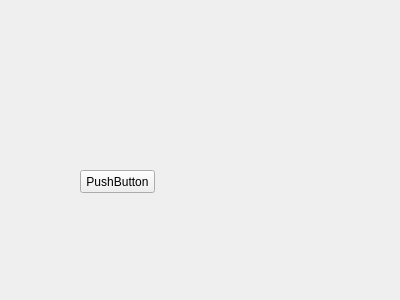
Qt form app/QIndicator/mainwindow.ui (xicser/imx6ull_desktop) before a commit.
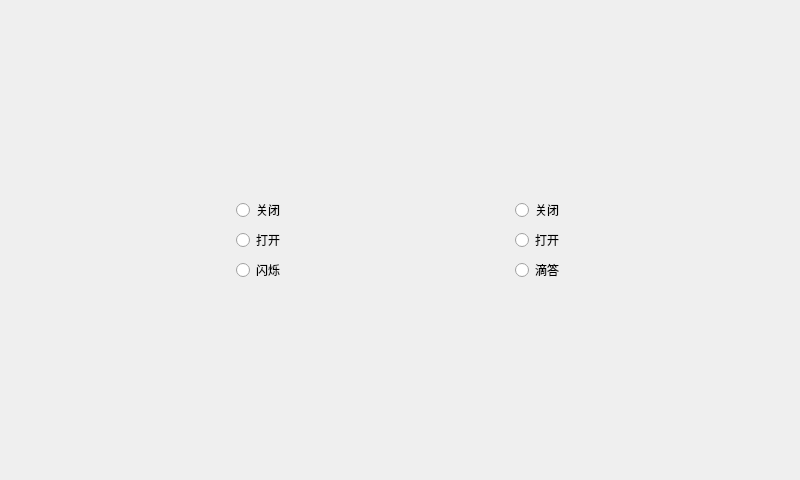
The same form after that commit.

```diff
--- a/app/QIndicator/mainwindow.ui
+++ b/app/QIndicator/mainwindow.ui
@@ -6,27 +6,157 @@
    <rect>
     <x>0</x>
     <y>0</y>
-    <width>400</width>
-    <height>300</height>
+    <width>800</width>
+    <height>480</height>
    </rect>
   </property>
   <property name="windowTitle">
    <string>MainWindow</string>
   </property>
   <widget class="QWidget" name="centralWidget">
-   <widget class="QPushButton" name="pushButton">
-    <property name="geometry">
-     <rect>
-      <x>80</x>
-      <y>170</y>
-      <width>75</width>
-      <height>23</height>
-     </rect>
-    </property>
-    <property name="text">
-     <string>PushButton</string>
-    </property>
-   </widget>
+   <layout class="QGridLayout" name="gridLayout">
+    <item row="0" column="1">
+     <spacer name="verticalSpacer">
+      <property name="orientation">
+       <enum>Qt::Vertical</enum>
+      </property>
+      <property name="sizeHint" stdset="0">
+       <size>
+        <width>20</width>
+        <height>191</height>
+       </size>
+      </property>
+     </spacer>
+    </item>
+    <item row="0" column="3">
+     <spacer name="verticalSpacer_3">
+      <property name="orientation">
+       <enum>Qt::Vertical</enum>
+      </property>
+      <property name="sizeHint" stdset="0">
+       <size>
+        <width>20</width>
+        <height>191</height>
+       </size>
+      </property>
+     </spacer>
+    </item>
+    <item row="1" column="0">
+     <spacer name="horizontalSpacer_2">
+      <property name="orientation">
+       <enum>Qt::Horizontal</enum>
+      </property>
+      <property name="sizeHint" stdset="0">
+       <size>
+        <width>217</width>
+        <height>20</height>
+       </size>
+      </property>
+     </spacer>
+    </item>
+    <item row="1" column="1">
+     <layout class="QVBoxLayout" name="verticalLayout">
+      <item>
+       <widget class="QRadioButton" name="radioButton_led_off">
+        <property name="text">
+         <string>关闭</string>
+        </property>
+       </widget>
+      </item>
+      <item>
+       <widget class="QRadioButton" name="radioButton_led_on">
+        <property name="text">
+         <string>打开</string>
+        </property>
+       </widget>
+      </item>
+      <item>
+       <widget class="QRadioButton" name="radioButton_led_blink">
+        <property name="text">
+         <string>闪烁</string>
+        </property>
+       </widget>
+      </item>
+     </layout>
+    </item>
+    <item row="1" column="2">
+     <spacer name="horizontalSpacer">
+      <property name="orientation">
+       <enum>Qt::Horizontal</enum>
+      </property>
+      <property name="sizeHint" stdset="0">
+       <size>
+        <width>217</width>
+        <height>20</height>
+       </size>
+      </property>
+     </spacer>
+    </item>
+    <item row="1" column="3">
+     <layout class="QVBoxLayout" name="verticalLayout_2">
+      <item>
+       <widget class="QRadioButton" name="radioButton_beep_off">
+        <property name="text">
+         <string>关闭</string>
+        </property>
+       </widget>
+      </item>
+      <item>
+       <widget class="QRadioButton" name="radioButton_beep_on">
+        <property name="text">
+         <string>打开</string>
+        </property>
+       </widget>
+      </item>
+      <item>
+       <widget class="QRadioButton" name="radioButton_beep_blink">
+        <property name="text">
+         <string>滴答</string>
+        </property>
+       </widget>
+      </item>
+     </layout>
+    </item>
+    <item row="1" column="4">
+     <spacer name="horizontalSpacer_3">
+      <property name="orientation">
+       <enum>Qt::Horizontal</enum>
+      </property>
+      <property name="sizeHint" stdset="0">
+       <size>
+        <width>217</width>
+        <height>20</height>
+       </size>
+      </property>
+     </spacer>
+    </item>
+    <item row="2" column="1">
+     <spacer name="verticalSpacer_2">
+      <property name="orientation">
+       <enum>Qt::Vertical</enum>
+      </property>
+      <property name="sizeHint" stdset="0">
+       <size>
+        <width>20</width>
+        <height>191</height>
+       </size>
+      </property>
+     </spacer>
+    </item>
+    <item row="2" column="3">
+     <spacer name="verticalSpacer_4">
+      <property name="orientation">
+       <enum>Qt::Vertical</enum>
+      </property>
+      <property name="sizeHint" stdset="0">
+       <size>
+        <width>20</width>
+        <height>191</height>
+       </size>
+      </property>
+     </spacer>
+    </item>
+   </layout>
   </widget>
  </widget>
  <layoutdefault spacing="6" margin="11"/>
```
